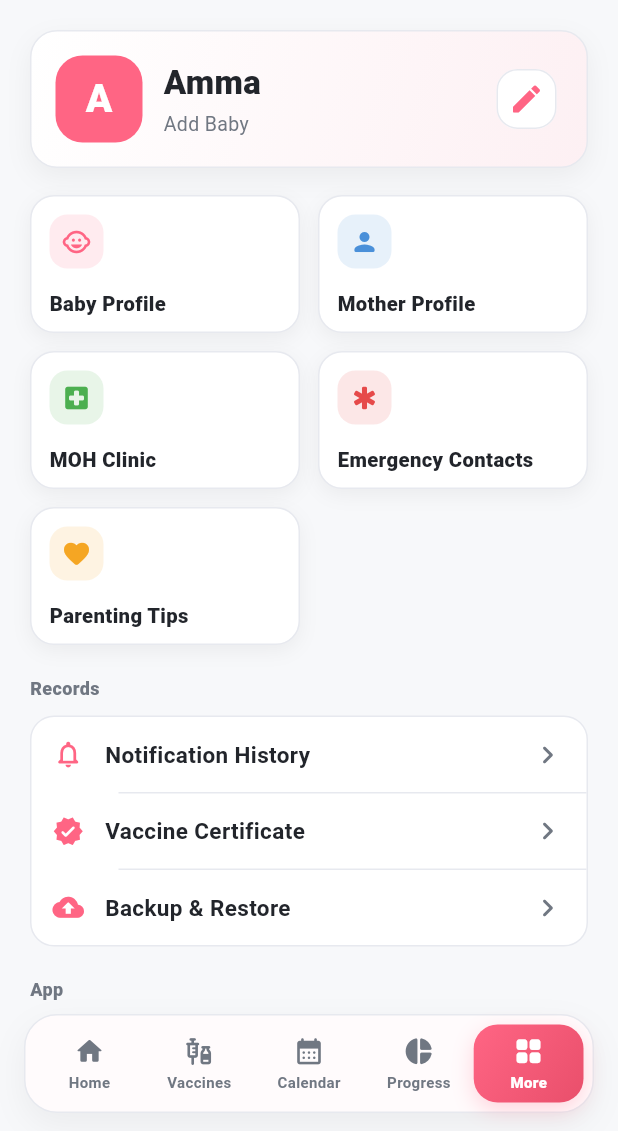
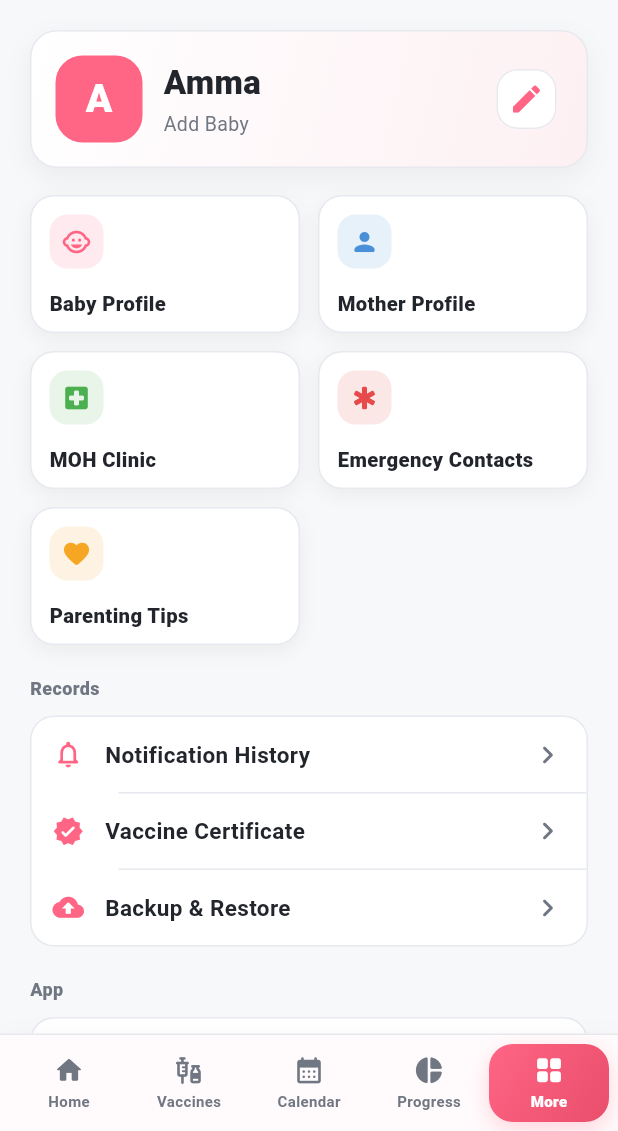
Before and after one commit to RensithUdara/Baby-Bloom-Mobile-Application, a Flutter app: the screen it shows once a user with an empty profile is signed in, item 5 of the bottom bar chosen, on a phone screen of 412 x 824 dp, the part 105-1236 px from its top. Run offline on Flutter 3.47's test engine with Material 3 defaults, Android fonts, the phone set to English and light mode, and no system bars; our stand-ins replace cloud_firestore, file_picker, firebase_analytics, firebase_auth, firebase_core, firebase_messaging and 5 more; accounts and stored records are empty; generated files the repository leaves out were written again; statements that could not run were skipped.

Commit message:
feat: Reduce spacing in multiple screens for improved layout consistency

```diff
--- a/lib/screens/calendar_screen.dart
+++ b/lib/screens/calendar_screen.dart
@@ -419,7 +419,7 @@ class _CalendarScreenState extends State<CalendarScreen> {
               ),
             ),
           ),
-          const SizedBox(height: 80),
+          const SizedBox(height: 16),
         ],
       ),
     );
--- a/lib/screens/more_screen.dart
+++ b/lib/screens/more_screen.dart
@@ -131,7 +131,7 @@ class _MoreScreenState extends State<MoreScreen> {
                       onTap: _signOut,
                     ),
                   ]),
-                  const SizedBox(height: 80),
+                  const SizedBox(height: 16),
                 ],
               ),
             ),
--- a/lib/screens/progress_screen.dart
+++ b/lib/screens/progress_screen.dart
@@ -184,7 +184,7 @@ class _ProgressScreenState extends State<ProgressScreen> {
               ],
             ),
           ),
-          const SizedBox(height: 80),
+          const SizedBox(height: 16),
         ],
       ),
     );
--- a/lib/screens/settings_screen.dart
+++ b/lib/screens/settings_screen.dart
@@ -190,7 +190,7 @@ class _SettingsScreenState extends State<SettingsScreen> {
                       style: AppTextStyles.subtitle,
                     ),
                   ),
-                  const SizedBox(height: 80),
+                  const SizedBox(height: 16),
                 ],
               ),
       ),
--- a/lib/widgets/bottom_nav_bar.dart
+++ b/lib/widgets/bottom_nav_bar.dart
@@ -48,15 +48,15 @@ class AppBottomNav extends StatelessWidget {
       _NavItem(Icons.grid_view_rounded, l10n.more),
     ];
 
-    return SafeArea(
+    return Container(
+      color: AppColors.elevatedSurface,
+      child: SafeArea(
         top: false,
         child: Container(
-        margin: const EdgeInsets.fromLTRB(16, 0, 16, 12),
           padding: const EdgeInsets.all(6),
           decoration: BoxDecoration(
             color: AppColors.elevatedSurface,
-          borderRadius: BorderRadius.circular(22),
-          border: Border.all(color: AppColors.divider),
+            border: Border(top: BorderSide(color: AppColors.divider)),
             boxShadow: [
               BoxShadow(
                 color: AppColors.shadow,
@@ -76,6 +76,7 @@ class AppBottomNav extends StatelessWidget {
                   ),
                 ),
             ],
+          ),
         ),
       ),
     );
```
Also changed, not shown: lib/screens/home_screen.dart (+2 -6 lines). Lines whose indentation alone changed are shown as unchanged.
